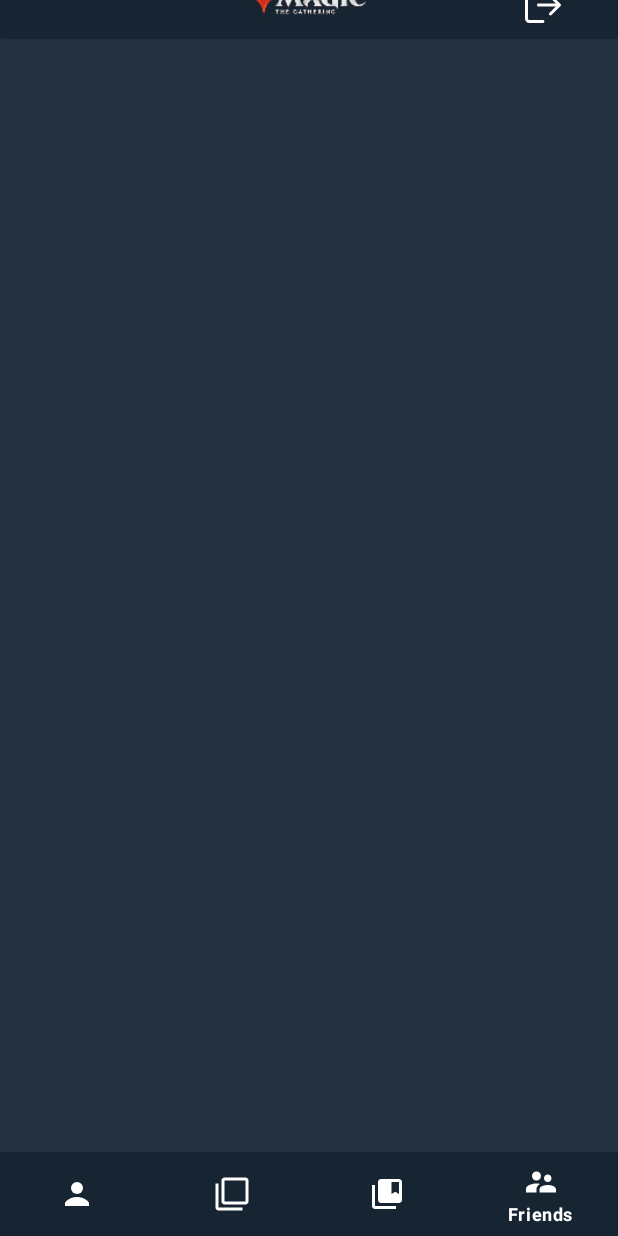
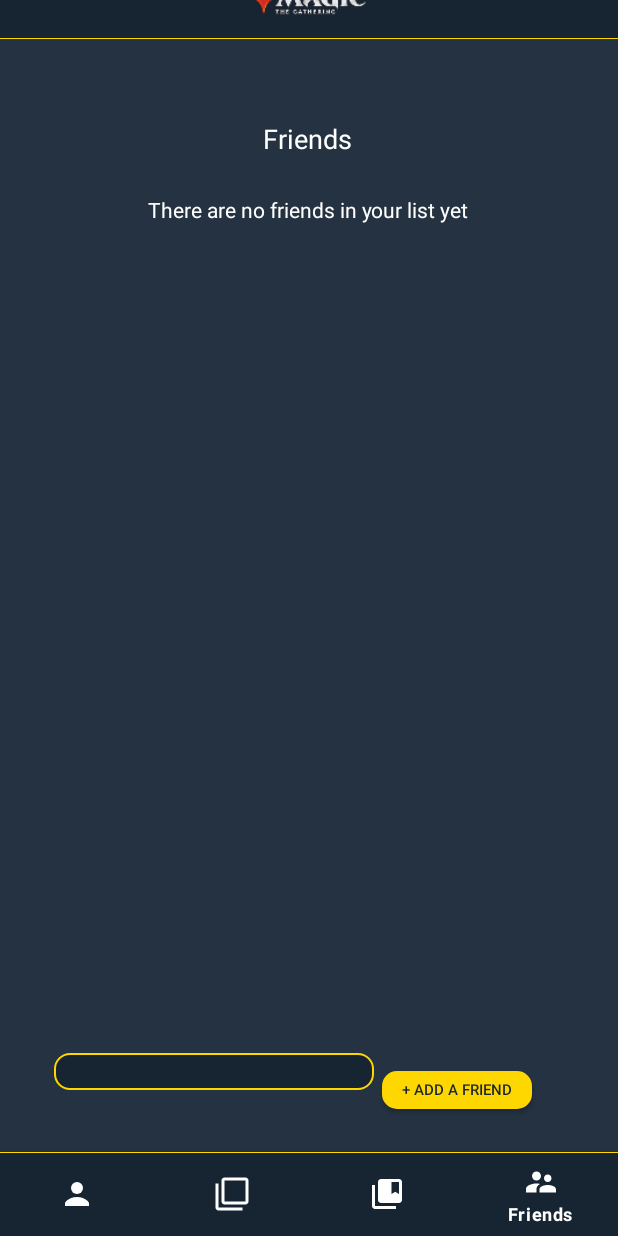
Before and after one commit to petervanrijn/Iiatimd_MTG_Collector, an Android app: the Friends screen opened through its navigation route, on a phone screen of 412 x 824 dp. Run offline under Robolectric (Android 15) with nearby library versions, the phone set to English and light mode, and no system bars; our stand-ins replace Volley, navigation-ui; network calls fail.

Commit message:
friends and navigation/header fixes

```diff
--- /dev/null
+++ b/app/src/main/res/drawable/header_border.xml
@@ -0,0 +1,14 @@
+<?xml version="1.0" encoding="utf-8"?>
+
+<layer-list xmlns:android="http://schemas.android.com/apk/res/android">
+    <item>
+        <shape android:shape="rectangle">
+            <solid android:color="@color/yellow" />
+        </shape>
+    </item>
+    <item android:bottom="1dp">
+        <shape android:shape="rectangle">
+            <solid android:color="@color/primary" />
+        </shape>
+    </item>
+</layer-list>
--- /dev/null
+++ b/app/src/main/res/drawable/navigation_border.xml
@@ -0,0 +1,14 @@
+<?xml version="1.0" encoding="utf-8"?>
+
+    <layer-list xmlns:android="http://schemas.android.com/apk/res/android">
+        <item>
+            <shape android:shape="rectangle">
+                <solid android:color="@color/yellow" />
+            </shape>
+        </item>
+        <item android:top="1dp">
+            <shape android:shape="rectangle">
+                <solid android:color="@color/primary" />
+            </shape>
+        </item>
+    </layer-list>
--- a/app/src/main/res/layout/activity_main_navigation.xml
+++ b/app/src/main/res/layout/activity_main_navigation.xml
@@ -6,12 +6,11 @@
     xmlns:app="http://schemas.android.com/apk/res-auto"
     tools:context=".MainActivity">
 
-
     <com.google.android.material.bottomnavigation.BottomNavigationView
         android:id="@+id/bottomNavigationView"
         android:layout_width="match_parent"
         android:layout_height="wrap_content"
-        android:background="@color/primary"
+        android:background="@drawable/navigation_border"
         app:itemIconTint="@color/white"
         app:itemRippleColor="#36FFFFFF"
         app:itemTextColor="@color/white"
@@ -34,11 +33,12 @@
         app:layout_constraintVertical_bias="0.0"
         app:navGraph="@navigation/navigation_main" />
 
-    <androidx.cardview.widget.CardView
+    <LinearLayout
         android:id="@+id/cardView"
         android:layout_width="match_parent"
         android:layout_height="50dp"
-        app:cardBackgroundColor="@color/primary"
+
+        android:background="@drawable/header_border"
         app:layout_constraintBottom_toTopOf="parent"
         app:layout_constraintEnd_toEndOf="parent"
         app:layout_constraintHorizontal_bias="0.0"
@@ -57,13 +57,13 @@
             android:id="@+id/logoutBtn"
             android:layout_width="wrap_content"
             android:layout_height="wrap_content"
+            android:layout_marginStart="350dp"
+            android:layout_marginTop="15dp"
             android:background="@null"
             android:text="@string/logout"
-            android:layout_marginStart="350dp"
-            android:layout_marginTop="15dp"
             app:srcCompat="@drawable/ic_logout_icon"
             app:tint="@color/white" />
-    </androidx.cardview.widget.CardView>
+    </LinearLayout>
 
 
 
--- a/app/src/main/res/layout/fragment_destination_friends.xml
+++ b/app/src/main/res/layout/fragment_destination_friends.xml
@@ -1,15 +1,71 @@
 <?xml version="1.0" encoding="utf-8"?>
-<FrameLayout xmlns:android="http://schemas.android.com/apk/res/android"
+<androidx.constraintlayout.widget.ConstraintLayout xmlns:android="http://schemas.android.com/apk/res/android"
+    xmlns:app="http://schemas.android.com/apk/res-auto"
     xmlns:tools="http://schemas.android.com/tools"
     android:layout_width="match_parent"
     android:layout_height="match_parent"
     android:background="@color/background"
     tools:context=".fragments.Friends">
 
-    <!-- TODO: Update blank fragment layout -->
     <TextView
-        android:layout_width="match_parent"
-        android:layout_height="match_parent"
-        android:text="@string/hello_blank_fragment" />
+        android:id="@+id/Friends"
+        android:layout_width="wrap_content"
+        android:layout_height="wrap_content"
+        android:layout_marginTop="75dp"
+        android:layout_marginBottom="707dp"
+        android:text="@string/title_friends"
+        android:textColor="@color/white"
+        android:textSize="18sp"
+        app:layout_constraintBottom_toBottomOf="parent"
+        app:layout_constraintEnd_toEndOf="parent"
+        app:layout_constraintHorizontal_bias="0.498"
+        app:layout_constraintStart_toStartOf="parent"
+        app:layout_constraintTop_toTopOf="parent"
+        app:layout_constraintVertical_bias="0.266" />
 
-</FrameLayout>
+    <TextView
+        android:id="@+id/textView8"
+        android:layout_width="wrap_content"
+        android:layout_height="wrap_content"
+        android:layout_marginTop="25dp"
+        android:text="@string/no_friends"
+        android:textColor="@color/white"
+        app:layout_constraintEnd_toEndOf="parent"
+        app:layout_constraintHorizontal_bias="0.498"
+        app:layout_constraintStart_toStartOf="parent"
+        app:layout_constraintTop_toBottomOf="@+id/Friends" />
+
+    <EditText
+        android:id="@+id/AddFriendInput"
+        android:layout_width="wrap_content"
+        android:layout_height="wrap_content"
+        android:layout_marginStart="36dp"
+        android:layout_marginTop="540dp"
+        android:layout_marginBottom="70dp"
+        android:background="@drawable/custom_input"
+        android:ems="10"
+        android:inputType="textPersonName"
+        app:layout_constraintBottom_toBottomOf="parent"
+        app:layout_constraintStart_toStartOf="parent"
+        app:layout_constraintTop_toTopOf="parent"
+        app:layout_constraintVertical_bias="0.855" />
+
+    <android.widget.Button
+        android:id="@+id/AddFriendButton"
+        android:layout_width="100dp"
+        android:layout_height="25dp"
+        android:layout_marginBottom="75dp"
+        android:background="@drawable/primary_btn"
+        android:shadowRadius="2"
+        android:text="+ Add a friend"
+        android:textColor="@color/primary"
+        android:textSize="10sp"
+        app:layout_constraintBottom_toBottomOf="parent"
+        app:layout_constraintEnd_toEndOf="parent"
+        app:layout_constraintHorizontal_bias="0.816"
+        app:layout_constraintStart_toStartOf="parent"
+        app:layout_constraintTop_toTopOf="parent"
+        app:layout_constraintVertical_bias="0.987" />
+
+
+</androidx.constraintlayout.widget.ConstraintLayout>
--- a/app/src/main/res/values/strings.xml
+++ b/app/src/main/res/values/strings.xml
@@ -19,8 +19,8 @@
     <string name="AR">Aether Revolt</string>
     <string name="collected">collected</string>
 
-    <!-- TODO: Remove or change this placeholder text -->
-    <string name="hello_blank_fragment">Hello blank fragment</string>
+    <!-- Strings related to Friends -->
+    <string name="no_friends">There are no friends in your list yet</string>
 
     <!-- Strings related to navigation -->
     <string name="title_account">Profile</string>
```
